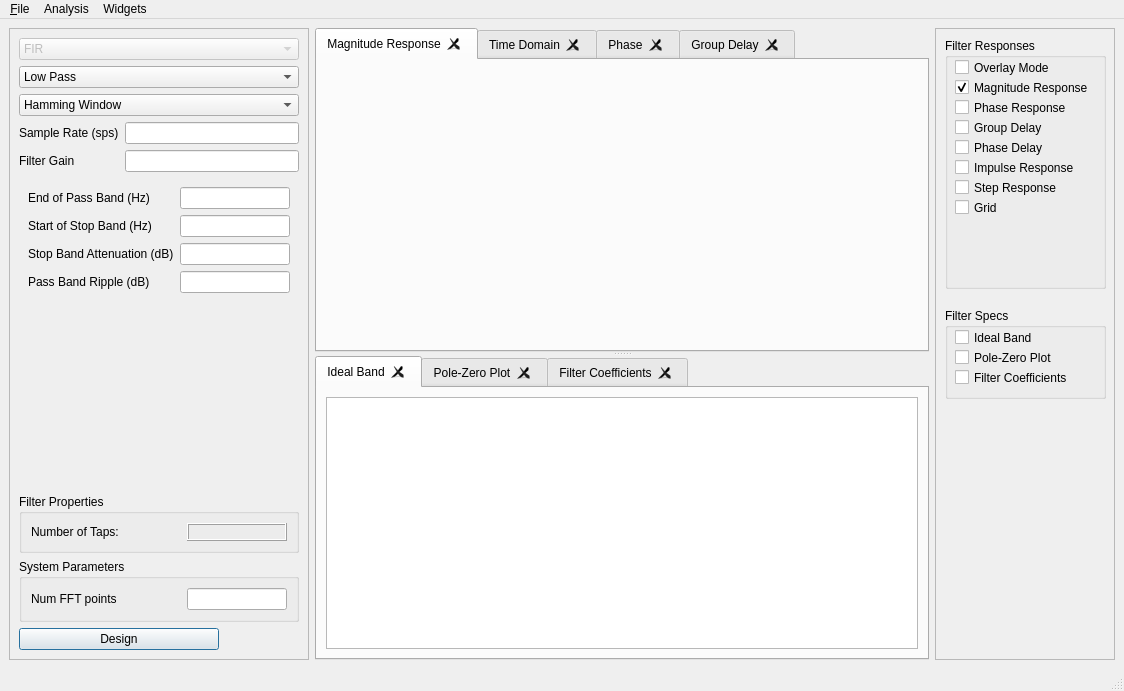
Above: python/pyqt_filter_new.ui from zeroXzero/gr-filtdes before the change. Below: the same form after it.
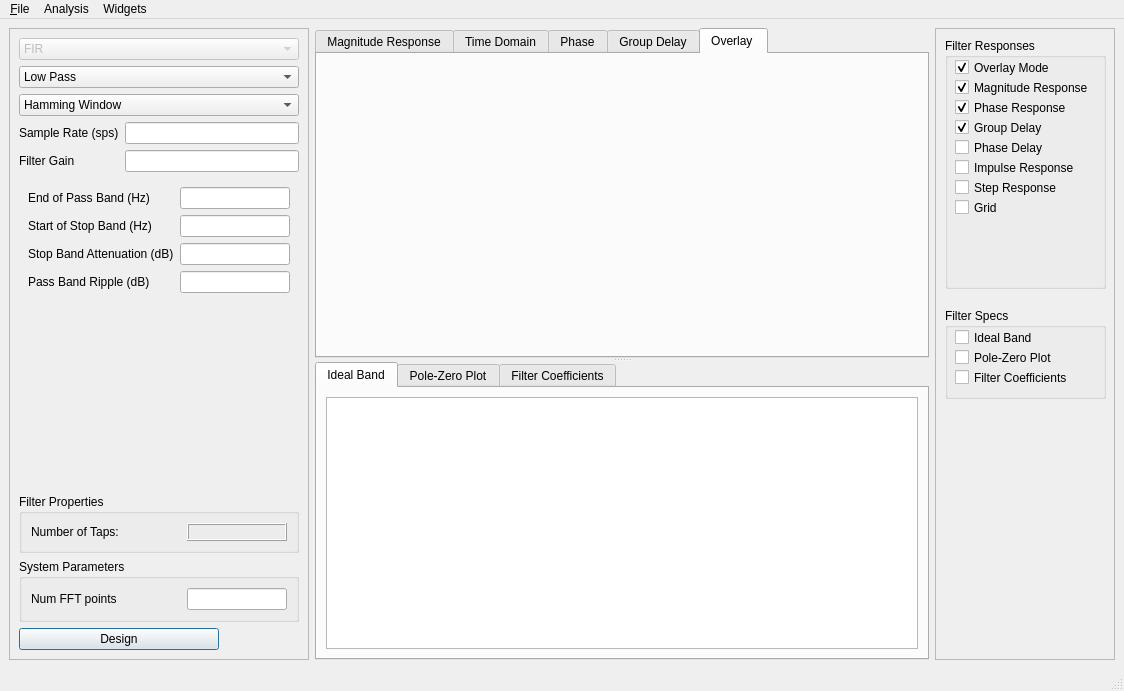
That is the form after the change. Custom widgets are drawn as their Qt base class.

Commit message: Fixed tab hiding from the quick access widget

Diff of the .ui file:
```diff
--- a/python/pyqt_filter_new.ui
+++ b/python/pyqt_filter_new.ui
@@ -53,6 +53,9 @@
         <property name="text">
          <string>Overlay Mode</string>
         </property>
+        <property name="checked">
+         <bool>true</bool>
+        </property>
        </widget>
        <widget class="QCheckBox" name="checkMagres">
         <property name="geometry">
@@ -82,6 +85,9 @@
         <property name="text">
          <string>Phase Response</string>
         </property>
+        <property name="checked">
+         <bool>true</bool>
+        </property>
        </widget>
        <widget class="QCheckBox" name="checkGdelay">
         <property name="geometry">
@@ -95,6 +101,9 @@
         <property name="text">
          <string>Group Delay</string>
         </property>
+        <property name="checked">
+         <bool>true</bool>
+        </property>
        </widget>
        <widget class="QCheckBox" name="checkPdelay">
         <property name="geometry">
@@ -763,10 +772,13 @@
         </sizepolicy>
        </property>
        <property name="currentIndex">
-        <number>0</number>
+        <number>4</number>
        </property>
        <property name="tabsClosable">
-        <bool>true</bool>
+        <bool>false</bool>
+       </property>
+       <property name="movable">
+        <bool>false</bool>
        </property>
        <widget class="QWidget" name="freqTab">
         <attribute name="title">
@@ -808,6 +820,21 @@
          </item>
         </layout>
        </widget>
+       <widget class="QWidget" name="overlayTab">
+        <attribute name="title">
+         <string>Overlay </string>
+        </attribute>
+        <widget class="QwtPlot" name="overlayPlot">
+         <property name="geometry">
+          <rect>
+           <x>10</x>
+           <y>10</y>
+           <width>591</width>
+           <height>291</height>
+          </rect>
+         </property>
+        </widget>
+       </widget>
       </widget>
       <widget class="QTabWidget" name="filterspecView">
        <property name="sizePolicy">
@@ -835,7 +862,7 @@
         <bool>false</bool>
        </property>
        <property name="tabsClosable">
-        <bool>true</bool>
+        <bool>false</bool>
        </property>
        <widget class="QWidget" name="bandDiagram">
         <attribute name="title">
```
Left out of the diff: 1 changed line with no effect on the pictures. The commit also changes 2 other files.
